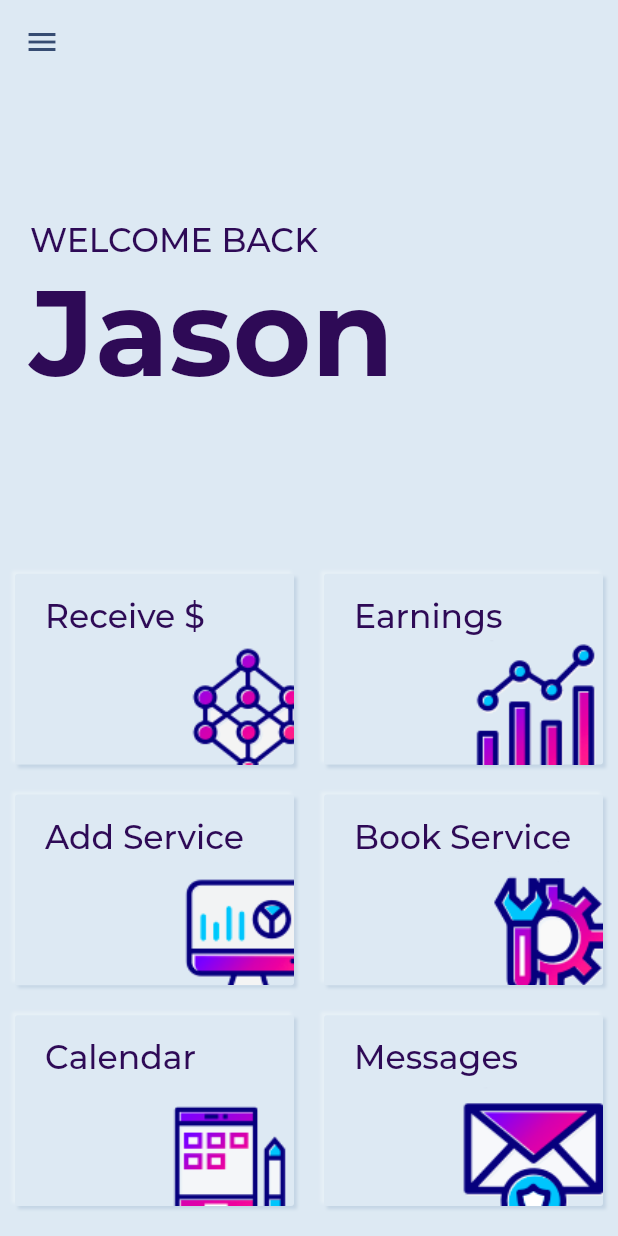
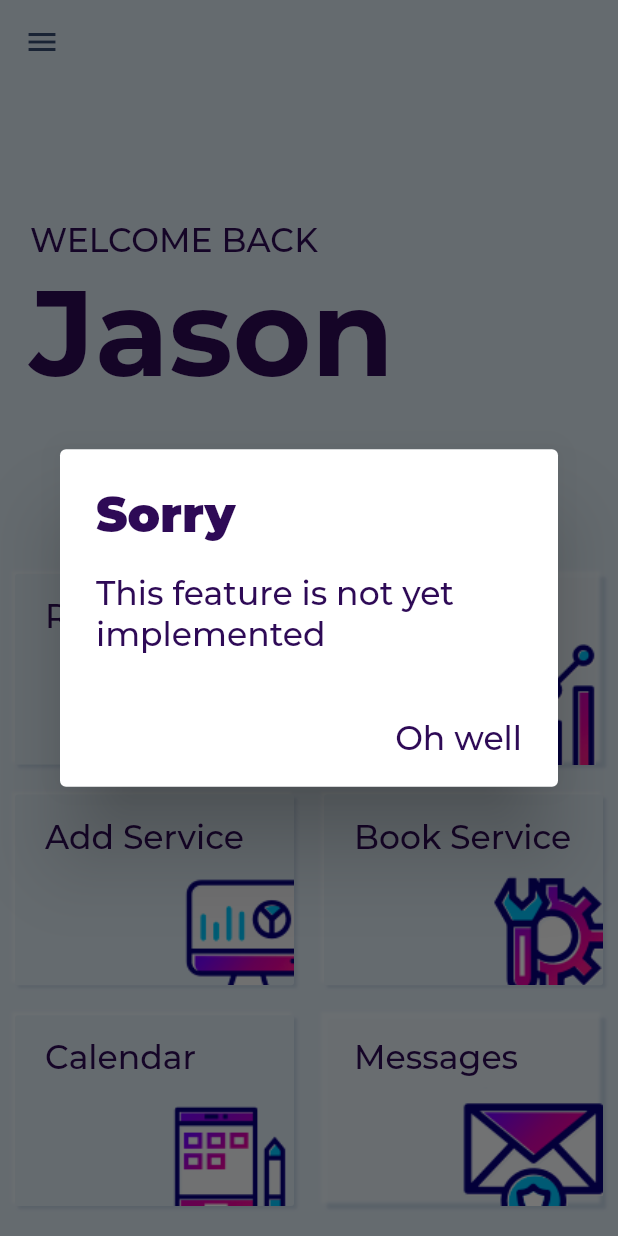
Before and after one commit to afdreher/alpha_crm, a Flutter app: the screen it shows after launch, after a tap on "Add Service", on a phone screen of 412 x 824 dp. Run offline on Flutter 3.47's test engine with Material 2 defaults, Android fonts, the phone set to English and light mode, and no system bars; drawn by our look-alikes of auto_size_text; project files that could hold a hidden picture were left out.

```diff
--- /dev/null
+++ b/lib/AlphaListTile.dart
@@ -0,0 +1,20 @@
+import 'package:flutter/material.dart';
+
+class AlphaListTile extends StatelessWidget {
+  final String title;
+  final GestureTapCallback onTap;
+
+  const AlphaListTile({Key key, this.title, this.onTap}) : super(key: key);
+
+  @override
+  Widget build(BuildContext context) {
+    return ListTile(
+      title: Text(
+        this.title,
+        textAlign: TextAlign.left,
+        style: Theme.of(context).textTheme.display1,
+      ),
+      onTap: this.onTap,
+    );
+  }
+}
--- a/lib/main.dart
+++ b/lib/main.dart
@@ -1,6 +1,7 @@
 import 'package:flutter/material.dart';
 import './user.dart';
 import './mainPageButton.dart';
+import './alphaListTile.dart';
 
 void main() => runApp(MyApp());
 
@@ -42,9 +43,8 @@ class MyApp extends StatelessWidget {
             color: textPurple,
           ),
         ),
-
         iconTheme: IconThemeData(
-            color: mediumBlue,
+          color: mediumBlue,
         ),
       ),
       home: MyHomePage(title: 'Alpha'),
@@ -71,23 +71,36 @@ class MyHomePage extends StatefulWidget {
   _MyHomePageState createState() => _MyHomePageState();
 }
 
-class AlphaListTile extends StatelessWidget {
-  final String title;
-  final GestureTapCallback onTap;
-
-  const AlphaListTile({Key key, this.title, this.onTap}) : super(key: key);
-
-  @override
-  Widget build(BuildContext context) {
-    return ListTile(
-      title: Text(
-        this.title,
-        textAlign: TextAlign.left,
-        style: Theme.of(context).textTheme.display1,
-      ),
-      onTap: this.onTap,
-    );
-  }
+Future<void> _notImplemented(BuildContext context) {
+  final textTheme = Theme.of(context).textTheme;
+  return showDialog<void>(
+    context: context,
+    barrierDismissible: false, // user must tap button!
+    builder: (BuildContext context) {
+      return AlertDialog(
+        title: Text(
+          "Sorry",
+          style: textTheme.subhead,
+        ),
+        content: Text(
+          'This feature is not yet implemented',
+          style: textTheme.display1,
+        ),
+        actions: <Widget>[
+          FlatButton(
+            child: Text(
+              'Oh well',
+              style: textTheme.display1,
+            ),
+            onPressed: () {
+              Navigator.of(context).pop();
+            },
+          ),
+        ],
+        elevation: 24.0,
+      );
+    },
+  );
 }
 
 class _MyHomePageState extends State<MyHomePage> {
@@ -142,7 +155,9 @@ class _MyHomePageState extends State<MyHomePage> {
               ),
               AlphaListTile(
                 title: "Receive \$",
-                onTap: () {},
+                onTap: () {
+                  _notImplemented(context);
+                },
               ),
               AlphaListTile(
                 title: "Earnings",
@@ -150,15 +165,21 @@ class _MyHomePageState extends State<MyHomePage> {
               ),
               AlphaListTile(
                 title: "Add Service",
-                onTap: () {},
+                onTap: () {
+                  _notImplemented(context);
+                },
               ),
               AlphaListTile(
                 title: "Book Service",
-                onTap: () {},
+                onTap: () {
+                  _notImplemented(context);
+                },
               ),
               AlphaListTile(
                 title: "Calendar",
-                onTap: () {},
+                onTap: () {
+                  _notImplemented(context);
+                },
               ),
               AlphaListTile(
                 title: "Messages",
@@ -206,6 +227,9 @@ class _MyHomePageState extends State<MyHomePage> {
                 MainPageButton(
                   title: "Receive \$",
                   image: Image.asset("images/receive.png"),
+                  onPressed: () {
+      _notImplemented(context);
+      },
                 ),
                 MainPageButton(
                   title: "Earnings",
@@ -214,14 +238,23 @@ class _MyHomePageState extends State<MyHomePage> {
                 MainPageButton(
                   title: "Add Service",
                   image: Image.asset("images/add_service.png"),
+                  onPressed: () {
+                    _notImplemented(context);
+                  },
                 ),
                 MainPageButton(
                   title: "Book Service",
                   image: Image.asset("images/book_service.png"),
+                  onPressed: () {
+                    _notImplemented(context);
+                  },
                 ),
                 MainPageButton(
                   title: "Calendar",
                   image: Image.asset("images/calendar.png"),
+                  onPressed: () {
+                    _notImplemented(context);
+                  },
                 ),
                 MainPageButton(
                   title: "Messages",
--- a/lib/mainPageButton.dart
+++ b/lib/mainPageButton.dart
@@ -5,8 +5,9 @@ import './AlphaElevation.dart';
 class MainPageButton extends StatelessWidget {
   final String title;
   final Image image;
+  final GestureTapCallback onPressed;
 
-  const MainPageButton({Key key, this.title, this.image}) : super(key: key);
+  const MainPageButton({Key key, this.title, this.image, this.onPressed}) : super(key: key);
 
   @override
   Widget build(BuildContext context) {
@@ -50,7 +51,7 @@ class MainPageButton extends StatelessWidget {
         child: FlatButton(
           padding: EdgeInsets.all(0),
           color: Theme.of(context).scaffoldBackgroundColor,
-          onPressed: () {},
+          onPressed: onPressed,
           child: Stack(
             children: children,
           ),
```
